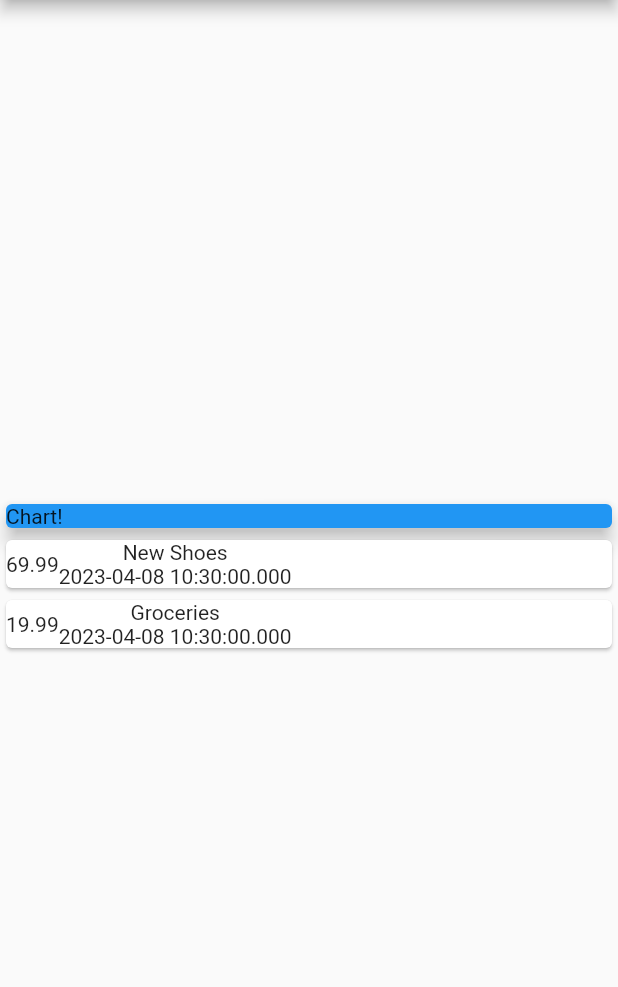
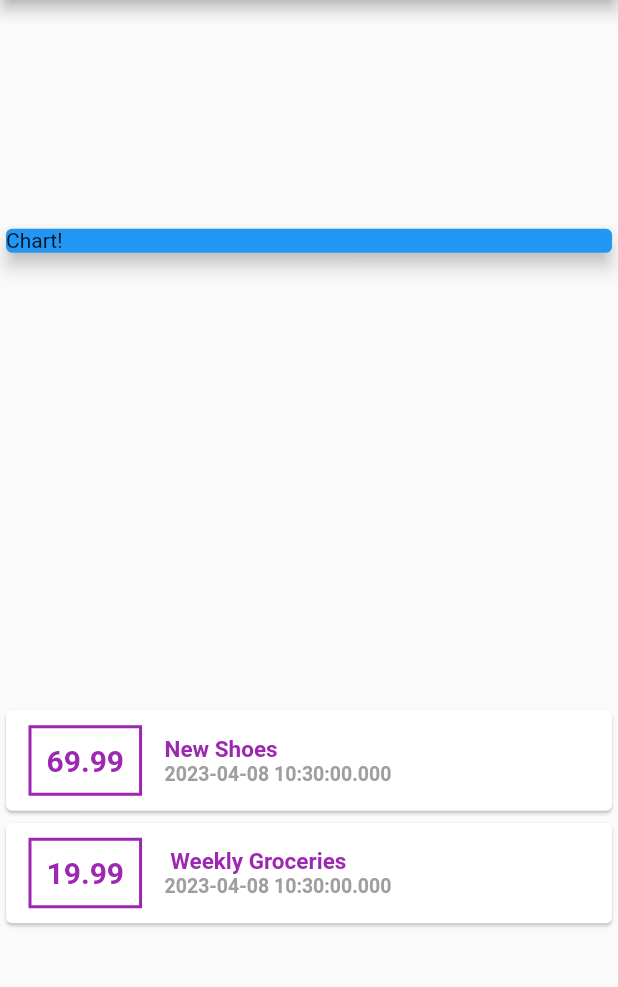
Before and after one commit to RaazKetan/Expense_Tracker, a Flutter app: the screen it shows after launch, on a phone screen of 412 x 824 dp, the part 84-1071 px from its top. Run offline on Flutter 3.47's test engine with Material 2 defaults, Android fonts, the phone set to English and light mode, and no system bars.

Commit message:
styling of containers and its childrens

```diff
--- a/lib/main.dart
+++ b/lib/main.dart
@@ -16,7 +16,7 @@ class MyApp extends StatelessWidget {
 }
 class MyHomePage extends StatelessWidget {
   //Dummy list of Items
-  //Added form transction.dart
+  //Added form transaction.dart
   final List<Transaction>transactions = [
     Transaction(
       id: 't1',
@@ -26,7 +26,7 @@ class MyHomePage extends StatelessWidget {
     ),
     Transaction(
       id: 't2',
-      title: 'Groceries',
+      title: ' Weekly Groceries',
       amount: 19.99,
       date: DateTime.now(),
     ),
@@ -41,7 +41,7 @@ class MyHomePage extends StatelessWidget {
     ),
     ),
      body: Column(
-       mainAxisAlignment: MainAxisAlignment.center,
+       mainAxisAlignment: MainAxisAlignment.spaceAround,
       crossAxisAlignment: CrossAxisAlignment.stretch,
        children: <Widget>[
          Container(
@@ -59,12 +59,43 @@ class MyHomePage extends StatelessWidget {
                  child: Row(
                    children: <Widget>[
                      Container(
+                       margin:const EdgeInsets.symmetric(
+                           vertical: 10,
+                           horizontal: 15
+                       ),
+                       decoration: BoxDecoration(
+                         border: Border.all(
+                           color: Colors.purple,
+                         width: 2,
+
+                         ),
+                       ),
+                       padding: const EdgeInsets.all(10),
                        child: Text(tx.amount.toString(),
+                         style: const TextStyle(
+                           fontWeight: FontWeight.bold,
+                           fontSize: 20,
+                           color: Colors.purple
+                         ),
                        ),
                      ),
-                     Column(children: <Widget>[
-                       Text(tx.title.toString()),
-                       Text(tx.date.toString()),
+                     Column(
+                       // mainAxisAlignment: MainAxisAlignment.start,
+                       crossAxisAlignment: CrossAxisAlignment.start,
+                       children: <Widget>[
+                       Text(tx.title.toString(),
+                       style: const TextStyle(
+                       fontWeight: FontWeight.bold,
+                         fontSize: 15,
+                         color: Colors.purple,
+                       ),
+                       ),
+                       Text(tx.date.toString(),
+                         style: const TextStyle(
+                           fontWeight: FontWeight.bold,
+                           fontSize: 13,
+                           color: Colors.grey,
+                         ),),
                      ],)
                    ],
                  ),
```
